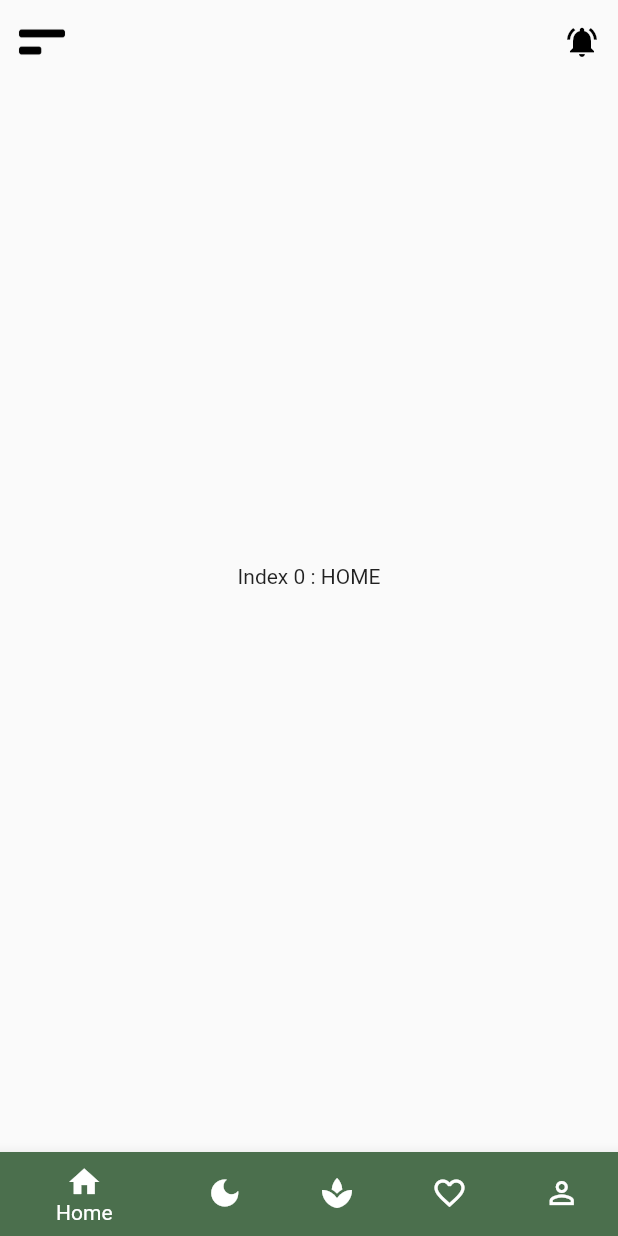
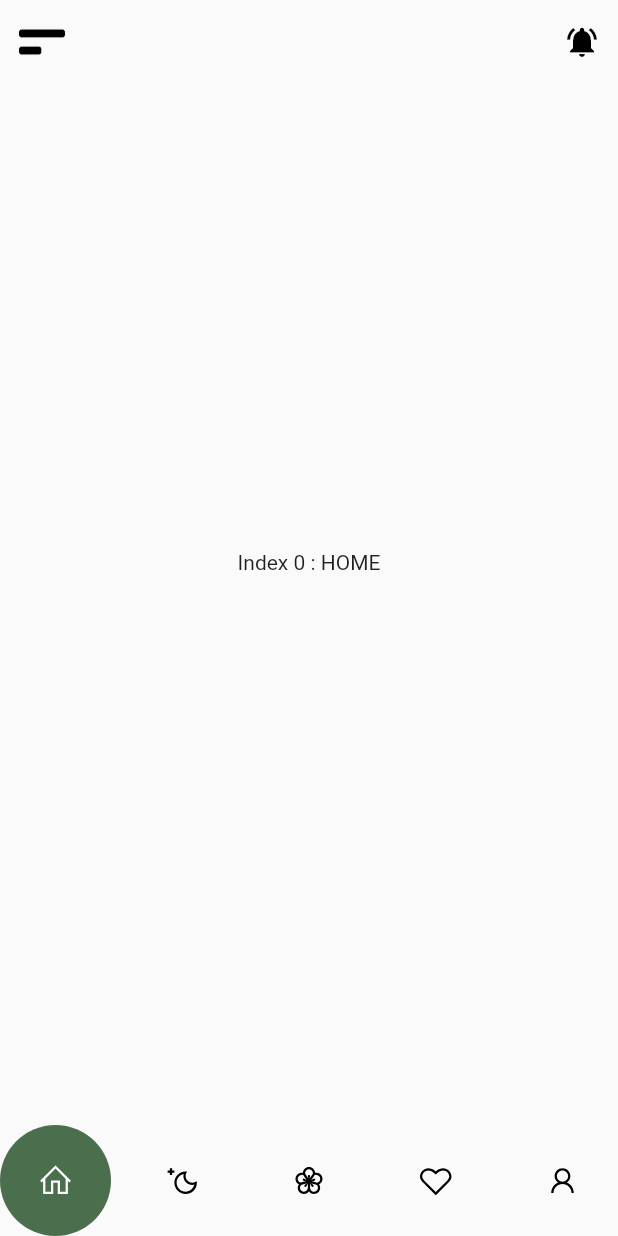
Before and after one commit to Maxvyr/meditation_app, a Flutter app: the screen it shows after launch, on a phone screen of 412 x 824 dp. Run offline on Flutter 3.47's test engine with Material 2 defaults, Android fonts, the phone set to English and light mode, and no system bars; drawn by our look-alikes of google_nav_bar; our stand-ins replace line_icons.

Commit message:
update nav bar

```diff
--- a/lib/controller/custom_colors.dart
+++ b/lib/controller/custom_colors.dart
@@ -2,6 +2,10 @@ import 'package:flutter/material.dart';
 
 class CustomColor {
   static const Color greenMain = Color(0xff4b6f4d);
+  static const Color black = Colors.black;
+  static const Color white = Colors.white;
+  static Color green300 = Colors.green[300]!;
+  static Color green100 = Colors.green[100]!;
 
 
   static MaterialColor createMaterialColor(Color color) {
--- a/lib/controller/custom_img.dart
+++ b/lib/controller/custom_img.dart
@@ -1,5 +1,4 @@
 import 'package:flutter/material.dart';
-import 'package:flutter_svg/flutter_svg.dart';
 
 class CustomImg {
   static final iconDrawer = Image.asset("assets/img/iconDrawer.png");
--- a/lib/views/home_page.dart
+++ b/lib/views/home_page.dart
@@ -1,6 +1,6 @@
 import 'package:flutter/material.dart';
-import 'package:meditation_design_app/controller/custom_colors.dart';
 import 'package:meditation_design_app/controller/custom_img.dart';
+import 'package:meditation_design_app/views/widget/navigation_bar_custom.dart';
 
 class MyHomePage extends StatefulWidget {
   @override
@@ -64,38 +64,9 @@ class _MyHomePageState extends State<MyHomePage> {
       body: Center(
         child: _widgetOptions.elementAt(_index),
       ),
-      bottomNavigationBar: BottomNavigationBar(
-        items: const [
-          BottomNavigationBarItem(
-            icon: Icon(Icons.home),
-            label: "Home",
-            backgroundColor: CustomColor.greenMain,
-          ),
-          BottomNavigationBarItem(
-            icon: Icon(Icons.dark_mode),
-            label: "Moon",
-            backgroundColor: CustomColor.greenMain,
-          ),
-          BottomNavigationBarItem(
-            icon: Icon(Icons.spa),
-            label: "Meditation",
-            backgroundColor: CustomColor.greenMain,
-          ),
-          BottomNavigationBarItem(
-            icon: Icon(Icons.favorite_border),
-            label: "Favorite",
-            backgroundColor: CustomColor.greenMain,
-          ),
-          BottomNavigationBarItem(
-            icon: Icon(Icons.person_outline),
-            label: "Profil",
-            backgroundColor: Color(0xff4b6f4d),
-          ),
-        ],
-        currentIndex: _index,
-        selectedItemColor: Colors.white,
-        backgroundColor: Colors.white,
-        onTap: _itemTapped,
+      bottomNavigationBar: BottomNavBarCustom(
+        index: _index,
+        itemTap: _itemTapped,
       ),
     );
   }
--- /dev/null
+++ b/lib/views/widget/navigation_bar_custom.dart
@@ -0,0 +1,43 @@
+import 'package:flutter/material.dart';
+import 'package:google_nav_bar/google_nav_bar.dart';
+import 'package:line_icons/line_icons.dart';
+import 'package:meditation_design_app/controller/custom_colors.dart';
+
+class BottomNavBarCustom extends StatelessWidget {
+  late final int index;
+  late final Function(int) itemTap;
+
+  BottomNavBarCustom({required this.index, required this.itemTap});
+
+  @override
+  Widget build(BuildContext context) {
+    return GNav(
+      rippleColor: CustomColor.green300,
+      hoverColor: CustomColor.green100,
+      activeColor: CustomColor.white,
+      iconSize: 24,
+      duration: const Duration(milliseconds: 400),
+      tabBackgroundColor: CustomColor.greenMain,
+      color: CustomColor.black,
+      tabs: [
+        const GButton(
+          icon: LineIcons.home,
+        ),
+        const GButton(
+          icon: LineIcons.moon,
+        ),
+        const GButton(
+          icon: LineIcons.spa,
+        ),
+        const GButton(
+          icon: LineIcons.heart,
+        ),
+        const GButton(
+          icon: LineIcons.user,
+        ),
+      ],
+      selectedIndex: index,
+      onTabChange: itemTap,
+    );
+  }
+}
--- a/pubspec.yaml
+++ b/pubspec.yaml
@@ -26,6 +26,8 @@ dependencies:
     sdk: flutter
   flutter_svg: ^0.22.0
   get: ^4.3.8
+  google_nav_bar: ^5.0.5
+  line_icons: ^2.0.1
   riverpod: ^0.14.0+3
 
 dev_dependencies:
```
Also changed, not shown: pubspec.lock.
